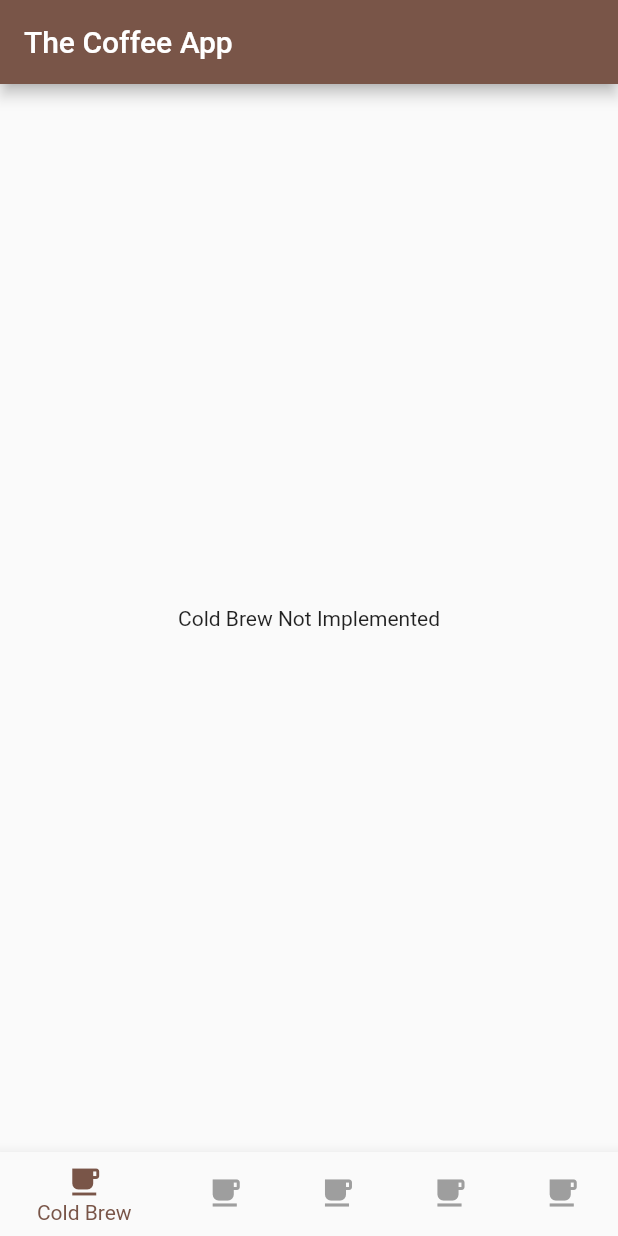
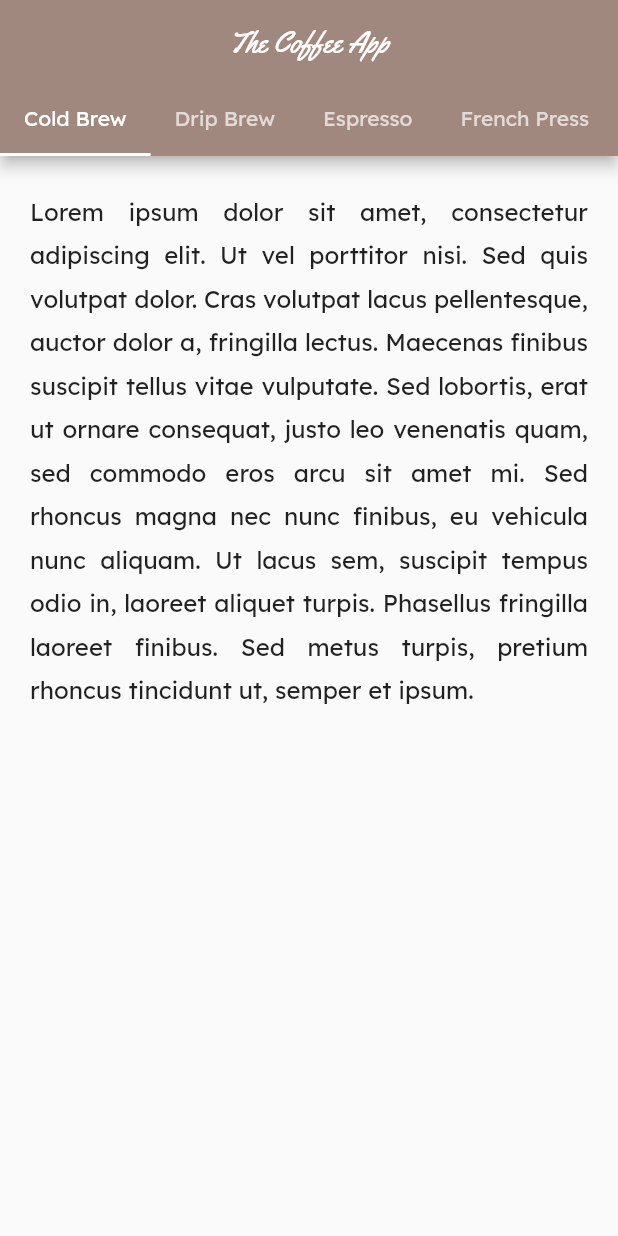
Before and after one commit to PScottZero/The-Coffee-App, a Flutter app: the screen it shows after launch, on a phone screen of 412 x 824 dp. Run offline on Flutter 3.47's test engine with Material 2 defaults, Android fonts, the phone set to English and light mode, and no system bars.

Commit message:
new layout

```diff
--- a/lib/brewing.dart
+++ /dev/null
@@ -1,23 +0,0 @@
-import 'package:flutter/material.dart';
-
-class BrewingWidget extends StatelessWidget {
-  @override
-  Widget build(BuildContext context) {
-    return DefaultTabController(
-      length: 5,
-      child: Scaffold(
-        appBar: AppBar(
-          bottom: TabBar(
-            tabs: [
-              Tab(text: 'Cold Brew'),
-              Tab(text: 'Drip Brew'),
-              Tab(text: 'Espresso'),
-              Tab(text: 'French Press'),
-              Tab(text: 'Percolator'),
-            ],
-          ),
-        ),
-      ),
-    );
-  }
-}
--- /dev/null
+++ b/lib/coldbrew.dart
@@ -0,0 +1,31 @@
+import 'package:flutter/material.dart';
+
+class ColdBrewWidget extends StatelessWidget {
+  @override
+  Widget build(BuildContext context) {
+    return Column(
+
+      children: [
+        Padding(
+          padding: EdgeInsets.all(20),
+          child: Text(
+            'Lorem ipsum dolor sit amet, consectetur adipiscing elit. Ut vel '
+            'porttitor nisi. Sed quis volutpat dolor. Cras volutpat lacus '
+            'pellentesque, auctor dolor a, fringilla lectus. Maecenas finibus '
+            'suscipit tellus vitae vulputate. Sed lobortis, erat ut ornare '
+            'consequat, justo leo venenatis quam, sed commodo eros arcu sit '
+            'amet mi. Sed rhoncus magna nec nunc finibus, eu vehicula nunc '
+            'aliquam. Ut lacus sem, suscipit tempus odio in, laoreet aliquet '
+            'turpis. Phasellus fringilla laoreet finibus. Sed metus turpis, '
+            'pretium rhoncus tincidunt ut, semper et ipsum.',
+            textAlign: TextAlign.justify,
+            style: TextStyle(
+              fontSize: 16,
+              height: 1.8,
+            )
+          )
+        )
+      ],
+    );
+  }
+}
--- a/lib/home.dart
+++ b/lib/home.dart
@@ -1,98 +1,42 @@
 import 'package:flutter/material.dart';
-import 'package:thecoffeeapp/brewing.dart';
+import 'package:thecoffeeapp/coldbrew.dart';
 
-class CoffeeHome extends StatefulWidget {
-  @override
-  _CoffeeHomeState createState() => _CoffeeHomeState();
-}
-
-class _CoffeeHomeState extends State<CoffeeHome> {
-  int _selectedIndex = 0;
-  PageController _pageController;
-  List<Widget> _widgetOptions;
-
-  @override
-  void initState() {
-    super.initState();
-    _selectedIndex = 0;
-    _pageController = PageController();
-    _widgetOptions = <Widget>[
-      Center(
-        child: Text('Cold Brew Not Implemented'),
-      ),
-      Center(
-        child: Text('Drip Brew Not Implemented'),
-      ),
-      Center(
-        child: Text('Espresso Not Implemented'),
-      ),
-      Center(
-        child: Text('French Press Not Implemented'),
-      ),
-      Center(
-        child: Text('Percolator Not Implemented'),
-      ),
-    ];
-  }
-
-  @override
-  void dispose() {
-    _pageController.dispose();
-    super.dispose();
-  }
-
+class CoffeeHome extends StatelessWidget {
   @override
   Widget build(BuildContext context) {
-    return Scaffold(
-      appBar: AppBar(
-        title: Text('The Coffee App'),
-      ),
-      body: SizedBox.expand(
-        child: PageView(
-          controller: _pageController,
-          onPageChanged: (index) {
-            setState(() => _selectedIndex = index);
-          },
-          children: _widgetOptions,
-        )
-      ),
-      bottomNavigationBar: BottomNavigationBar(
-        currentIndex: _selectedIndex,
-        type: BottomNavigationBarType.shifting,
-        selectedItemColor: Colors.brown,
-        unselectedItemColor: Colors.grey,
-        items: [
-          BottomNavigationBarItem(
-            icon: Icon(Icons.free_breakfast),
-            title: Text('Cold Brew'),
+    return DefaultTabController(
+      length: 5,
+      child: Scaffold(
+        appBar: AppBar(
+          title: Center(
+            child: Text(
+              'The Coffee App',
+              style: TextStyle(
+                  fontFamily: 'Yellowtail'
+              ),
+            ),
           ),
-          BottomNavigationBarItem(
-            icon: Icon(Icons.free_breakfast),
-            title: Text('Drip Brew'),
+          bottom: TabBar(
+            indicatorColor: Colors.white,
+            isScrollable: true,
+            tabs: [
+              Tab(text: 'Cold Brew'),
+              Tab(text: 'Drip Brew'),
+              Tab(text: 'Espresso'),
+              Tab(text: 'French Press'),
+              Tab(text: 'Percolator'),
+            ],
           ),
-          BottomNavigationBarItem(
-            icon: Icon(Icons.free_breakfast),
-            title: Text('Espresso'),
-          ),
-          BottomNavigationBarItem(
-            icon: Icon(Icons.free_breakfast),
-            title: Text('French Press'),
-          ),
-          BottomNavigationBarItem(
-            icon: Icon(Icons.free_breakfast),
-            title: Text('Percolator'),
-          ),
-        ],
-        onTap: (index) {
-          setState(() {
-            _selectedIndex = index;
-            _pageController.animateToPage(
-                index,
-                duration: Duration(milliseconds: 200),
-                curve: Curves.easeOut
-            );
-          });
-        },
+        ),
+        body: TabBarView(
+          children: [
+            Center(child: ColdBrewWidget()),
+            Center(child: Text('Drip Brew Not Implemented'),),
+            Center(child: Text('Espresso Not Implemented'),),
+            Center(child: Text('French Press Not Implemented'),),
+            Center(child: Text('Percolator Not Implemented'),),
+          ],
+        ),
       ),
     );
   }
--- a/lib/main.dart
+++ b/lib/main.dart
@@ -11,7 +11,9 @@ class TheCoffeeApp extends StatelessWidget {
     return MaterialApp(
       title: 'The Coffee App',
       theme: ThemeData(
-        primaryColor: Colors.brown,
+        fontFamily: 'Lexend Deca',
+        primaryColor: Colors.brown[300],
+        accentColor: Colors.brown[300],
         visualDensity: VisualDensity.adaptivePlatformDensity,
       ),
       home: CoffeeHome(),
```
Also changed, not shown: pubspec.yaml (+8 -57 lines), fonts/LexendDeca-Regular.ttf (added), fonts/Yellowtail-Regular.ttf (added), pubspec.lock, 1 other file.
